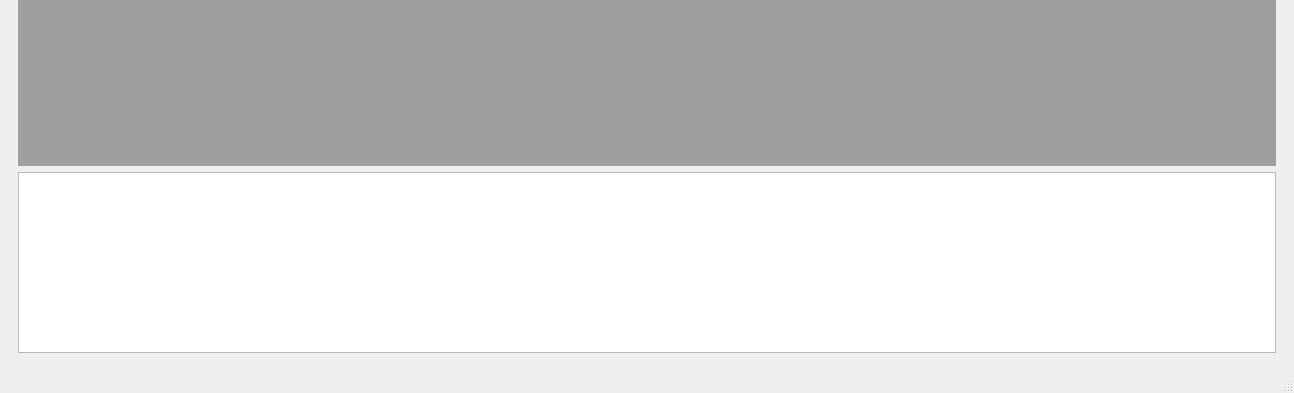
Before: the Qt Designer form GUI/spheroid_GUI.ui in gibbogle/spheroid-abm, drawn with Qt 5; both pictures show x 0 to 1294 and y 500 to 893 of the 1294 by 893 pixel window.
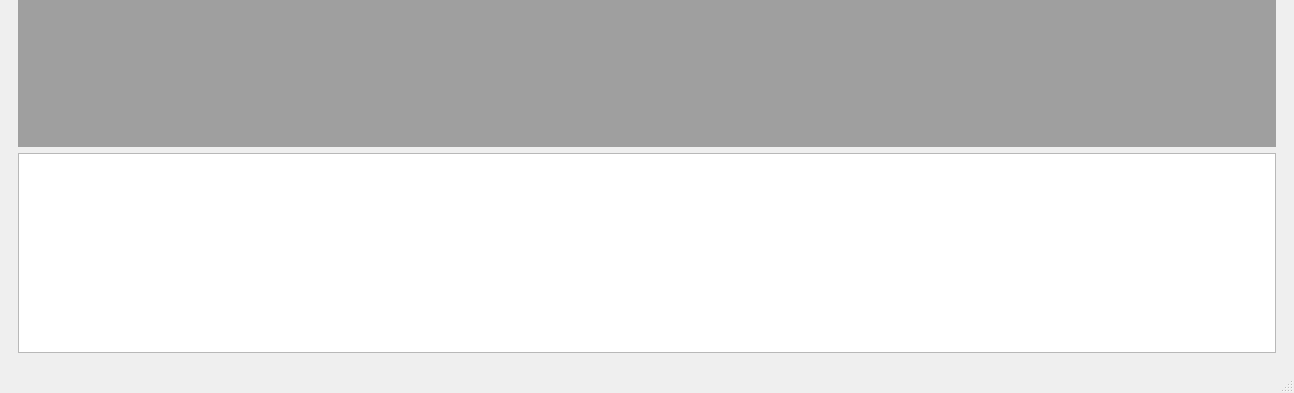
After: the same form once the commit is applied. Icons and pictures are not drawn. Custom widgets are drawn as their Qt base class.

What changed in the file:
```diff
--- a/GUI/spheroid_GUI.ui
+++ b/GUI/spheroid_GUI.ui
@@ -1959,7 +1959,7 @@
           <property name="minimumSize">
            <size>
             <width>900</width>
-            <height>600</height>
+            <height>500</height>
            </size>
           </property>
           <property name="sizeIncrement">
```
